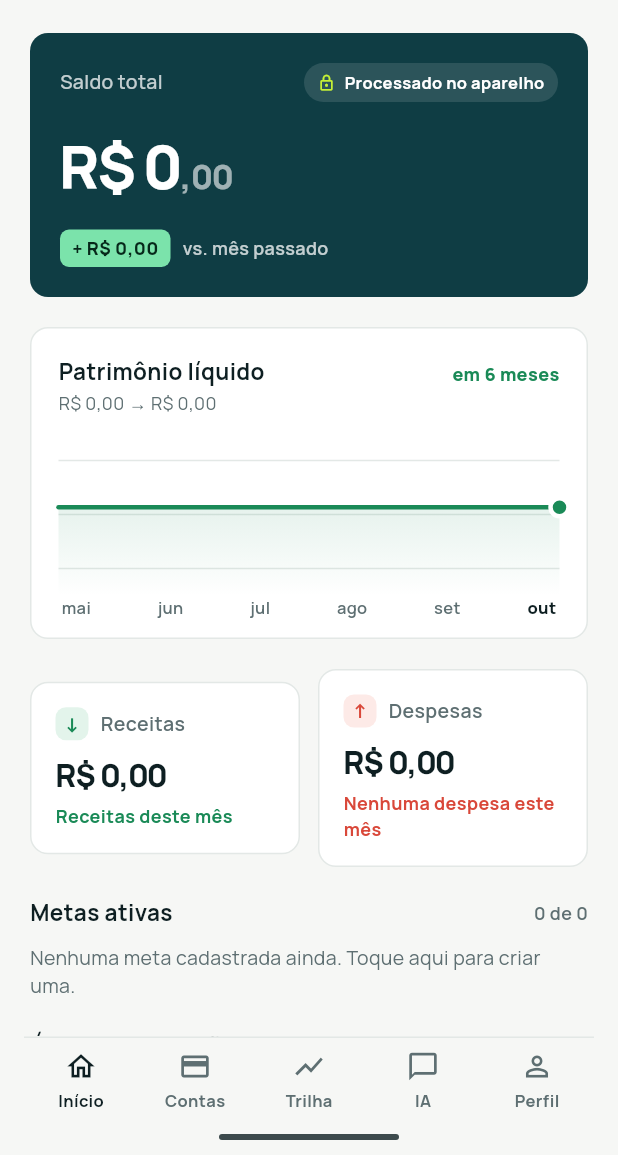
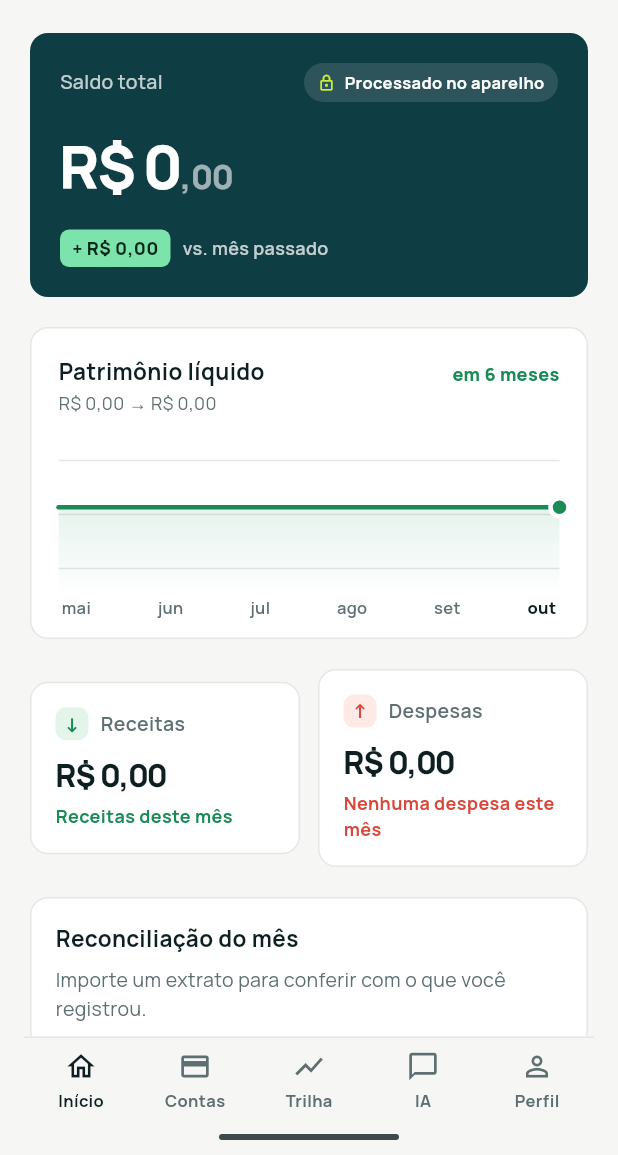
Before and after one commit to stheffanysantos/teofinance, a Flutter app: the screen it shows once a user with an empty profile is signed in, on a phone screen of 412 x 824 dp, the part 81-1236 px from its top. Run offline on Flutter 3.47's test engine with Material 3 defaults, Android fonts, the phone set to English and light mode, and no system bars; our stand-ins replace cloud_firestore, csv, drift, file_picker, firebase_auth, firebase_core and 5 more; accounts and stored records are empty; generated files the repository leaves out were written again.

Commit message:
feat(reconciliation): adiciona usecases, relatorio do periodo e card no dashboard
Extrai os usecases de reconciliacao do repository, calcula totalTransacoes no status do periodo, mostra registrado x banco e as transacoes fora do extrato, e exibe o status do mes no dashboard.

Co-Authored-By: Claude Sonnet 5.5 <noreply@anthropic.com>

```diff
--- a/lib/features/dashboard/presentation/screens/dashboard_screen.dart
+++ b/lib/features/dashboard/presentation/screens/dashboard_screen.dart
@@ -10,12 +10,15 @@ import '../../../auth/presentation/providers/auth_session_providers.dart';
 import '../../../budget/presentation/screens/budget_screen.dart';
 import '../../../goals/presentation/screens/goals_screen.dart';
 import '../../../meta/presentation/providers/meta_providers.dart';
+import '../../../reconciliation/presentation/providers/reconciliation_providers.dart';
+import '../../../reconciliation/presentation/screens/reconciliation_screen.dart';
 import '../providers/dashboard_mock_provider.dart';
 import '../providers/dashboard_summary_provider.dart';
 import '../widgets/balance_hero_card.dart';
 import '../widgets/goal_ring_card.dart';
 import '../widgets/income_expense_stat_card.dart';
 import '../widgets/net_worth_chart_card.dart';
+import '../widgets/reconciliation_status_card.dart';
 import '../widgets/transaction_list_tile.dart';
 
 /// Tela inicial — implementação fiel a Dashboard.dc.html.
@@ -27,6 +30,7 @@ class DashboardScreen extends ConsumerWidget {
     final t = context.tokens;
     final summary = ref.watch(dashboardSummaryProvider);
     final metas = ref.watch(metasStreamProvider).valueOrNull ?? [];
+    final reconciliacao = ref.watch(statusReconciliacaoMesProvider).valueOrNull;
     final saldoFormatado = formatCurrency(summary.saldoTotal).split(',');
 
     return SafeArea(
@@ -75,6 +79,14 @@ class DashboardScreen extends ConsumerWidget {
                           ),
                         ),
                       ],
+                    ),
+                    ReconciliationStatusCard(
+                      reconciliadas: reconciliacao?.matched ?? 0,
+                      totalLinhas: reconciliacao?.totalLinhasExtrato ?? 0,
+                      pendentes: (reconciliacao?.orphans ?? 0) + (reconciliacao?.unmatched ?? 0),
+                      onTap: () => Navigator.of(context).push(
+                        MaterialPageRoute(builder: (_) => const ReconciliationScreen()),
+                      ).then((_) => ref.invalidate(statusReconciliacaoMesProvider)),
                     ),
                     Column(
                       crossAxisAlignment: CrossAxisAlignment.start,
--- /dev/null
+++ b/lib/features/dashboard/presentation/widgets/reconciliation_status_card.dart
@@ -0,0 +1,79 @@
+import 'package:flutter/material.dart';
+
+import '../../../../core/theme/app_theme.dart';
+
+/// Resumo de quantas linhas do extrato do mês já bateram com transações.
+class ReconciliationStatusCard extends StatelessWidget {
+  const ReconciliationStatusCard({
+    super.key,
+    required this.reconciliadas,
+    required this.totalLinhas,
+    required this.pendentes,
+    required this.onTap,
+  });
+
+  final int reconciliadas;
+  final int totalLinhas;
+  final int pendentes;
+  final VoidCallback onTap;
+
+  @override
+  Widget build(BuildContext context) {
+    final t = context.tokens;
+    final temExtrato = totalLinhas > 0;
+
+    return GestureDetector(
+      onTap: onTap,
+      child: Container(
+        width: double.infinity,
+        padding: const EdgeInsets.all(16),
+        decoration: BoxDecoration(
+          color: t.card,
+          border: Border.all(color: t.line),
+          borderRadius: BorderRadius.circular(12),
+        ),
+        child: Column(
+          crossAxisAlignment: CrossAxisAlignment.start,
+          spacing: 8,
+          children: [
+            Row(
+              mainAxisAlignment: MainAxisAlignment.spaceBetween,
+              children: [
+                Text(
+                  'Reconciliação do mês',
+                  style: TextStyle(fontWeight: FontWeight.w700, fontSize: 15, color: t.ink),
+                ),
+                if (temExtrato)
+                  Text(
+                    '$reconciliadas de $totalLinhas',
+                    style: TextStyle(fontSize: 12, fontWeight: FontWeight.w600, color: t.sub),
+                  ),
+              ],
+            ),
+            if (temExtrato) ...[
+              ClipRRect(
+                borderRadius: BorderRadius.circular(4),
+                child: LinearProgressIndicator(
+                  value: reconciliadas / totalLinhas,
+                  minHeight: 6,
+                  color: t.pos,
+                  backgroundColor: t.line,
+                ),
+              ),
+              Text(
+                pendentes == 0
+                    ? 'Tudo conferido com o extrato.'
+                    : '$pendentes linha(s) do extrato ainda sem correspondência.',
+                style: TextStyle(fontSize: 13, color: t.sub),
+              ),
+            ] else
+              Text(
+                'Importe um extrato para conferir com o que você registrou.',
+                style: TextStyle(fontSize: 13, color: t.sub),
+              ),
+          ],
+        ),
+      ),
+    );
+  }
+}
--- a/lib/features/reconciliation/data/repositories/reconciliation_repository_impl.dart
+++ b/lib/features/reconciliation/data/repositories/reconciliation_repository_impl.dart
@@ -196,13 +196,14 @@ class ReconciliationRepositoryImpl implements ReconciliationRepository {
   }) async {
     try {
       final matches = await _local.obterMatches(dataInicio, dataFim);
+      final transacoes = await _transacaoLocal.listarPorPeriodo(dataInicio, dataFim);
 
       final matched = matches.where((m) => m.isMatched).length;
       final orphans = matches.where((m) => m.isOrphan).length;
       final unmatched = matches.where((m) => m.status == 'unmatched').length;
 
       final status = ReconciliationStatus(
-        totalTransacoes: 0, // TODO: implementar
+        totalTransacoes: transacoes.length,
         totalLinhasExtrato: matches.length,
         matched: matched,
         orphans: orphans,
--- a/lib/features/reconciliation/presentation/providers/reconciliation_providers.dart
+++ b/lib/features/reconciliation/presentation/providers/reconciliation_providers.dart
@@ -5,6 +5,11 @@ import '../../data/repositories/reconciliation_repository_impl.dart';
 import '../../data/services/transacao_matcher_service.dart';
 import '../../domain/repositories/reconciliation_repository.dart';
 import '../../../transacao/presentation/providers/transacao_providers.dart';
+import '../../domain/usecases/aprovar_match_usecase.dart';
+import '../../domain/usecases/fazer_reconciliacao_usecase.dart';
+import '../../domain/usecases/obter_status_reconciliacao_usecase.dart';
+import '../../domain/usecases/rejeitar_match_usecase.dart';
+import '../../domain/usecases/vincular_manualmente_usecase.dart';
 import '../notifiers/reconciliation_notifier.dart';
 
 final transacaoMatcherServiceProvider = Provider(
@@ -23,7 +28,41 @@ final reconciliationRepositoryProvider = Provider<ReconciliationRepository>((ref
   );
 });
 
+final fazerReconciliacaoUseCaseProvider = Provider(
+  (ref) => FazerReconciliacaoUseCase(ref.watch(reconciliationRepositoryProvider)),
+);
+final aprovarMatchUseCaseProvider = Provider(
+  (ref) => AprovarMatchUseCase(ref.watch(reconciliationRepositoryProvider)),
+);
+final rejeitarMatchUseCaseProvider = Provider(
+  (ref) => RejeitarMatchUseCase(ref.watch(reconciliationRepositoryProvider)),
+);
+final vincularManualmenteUseCaseProvider = Provider(
+  (ref) => VincularManualmenteUseCase(ref.watch(reconciliationRepositoryProvider)),
+);
+final obterStatusReconciliacaoUseCaseProvider = Provider(
+  (ref) => ObterStatusReconciliacaoUseCase(ref.watch(reconciliationRepositoryProvider)),
+);
+
 final reconciliationNotifierProvider =
     StateNotifierProvider<ReconciliationNotifier, ReconciliationState>((ref) {
-  return ReconciliationNotifier(ref.watch(reconciliationRepositoryProvider));
+  return ReconciliationNotifier(
+    fazerReconciliacao: ref.watch(fazerReconciliacaoUseCaseProvider),
+    aprovarMatch: ref.watch(aprovarMatchUseCaseProvider),
+    rejeitarMatch: ref.watch(rejeitarMatchUseCaseProvider),
+    vincularManualmente: ref.watch(vincularManualmenteUseCaseProvider),
+  );
 });
+
+/// Status de reconciliação do mês corrente, para o card do dashboard.
+final statusReconciliacaoMesProvider = FutureProvider.autoDispose<ReconciliationStatus?>((ref) async {
+  final agora = DateTime.now();
+  final result = await ref.watch(obterStatusReconciliacaoUseCaseProvider)(
+    ObterStatusReconciliacaoParams(
+      userId: ref.watch(firebaseAuthProvider).currentUser?.uid ?? '',
+      dataInicio: DateTime(agora.year, agora.month),
+      dataFim: DateTime(agora.year, agora.month + 1).subtract(const Duration(milliseconds: 1)),
+    ),
+  );
+  return result.fold((_) => null, (s) => s);
+});
```
Also changed, not shown: lib/features/reconciliation/domain/usecases/aprovar_match_usecase.dart (added, +16 -0 lines), lib/features/reconciliation/domain/usecases/fazer_reconciliacao_usecase.dart (added, +38 -0 lines), lib/features/reconciliation/domain/usecases/obter_status_reconciliacao_usecase.dart (added, +34 -0 lines), lib/features/reconciliation/domain/usecases/rejeitar_match_usecase.dart (added, +16 -0 lines), lib/features/reconciliation/domain/usecases/vincular_manualmente_usecase.dart (added, +32 -0 lines), lib/features/reconciliation/presentation/notifiers/reconciliation_notifier.dart (+46 -12 lines), lib/features/reconciliation/presentation/screens/reconciliation_screen.dart (+19 -0 lines), lib/features/reconciliation/presentation/widgets/reconciliation_report_card.dart (added, +77 -0 lines), lib/features/reconciliation/presentation/widgets/sem_extrato_card.dart (added, +57 -0 lines), 4 other files.
